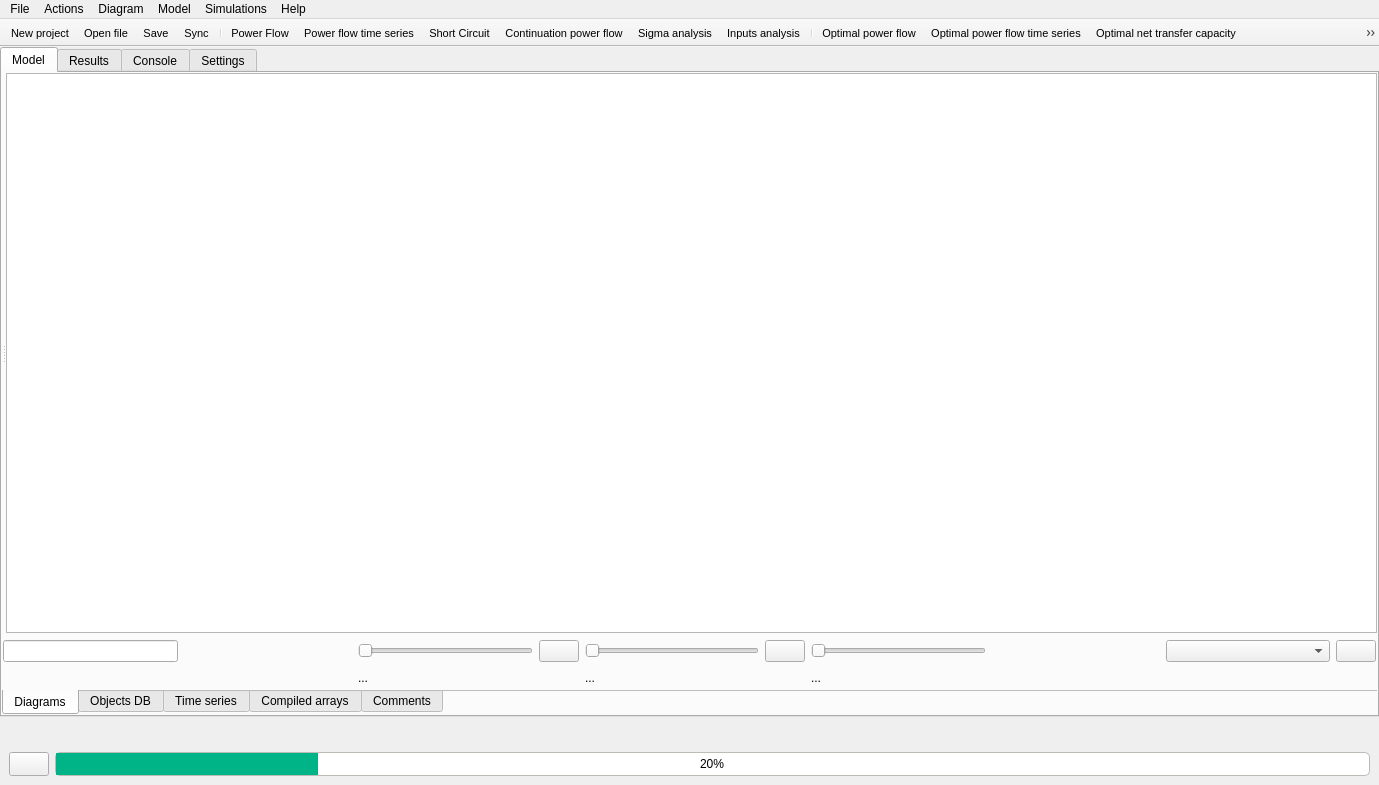
Old version of the form src/GridCal/Gui/Main/MainWindow.ui in the repository SanPen/GridCal.
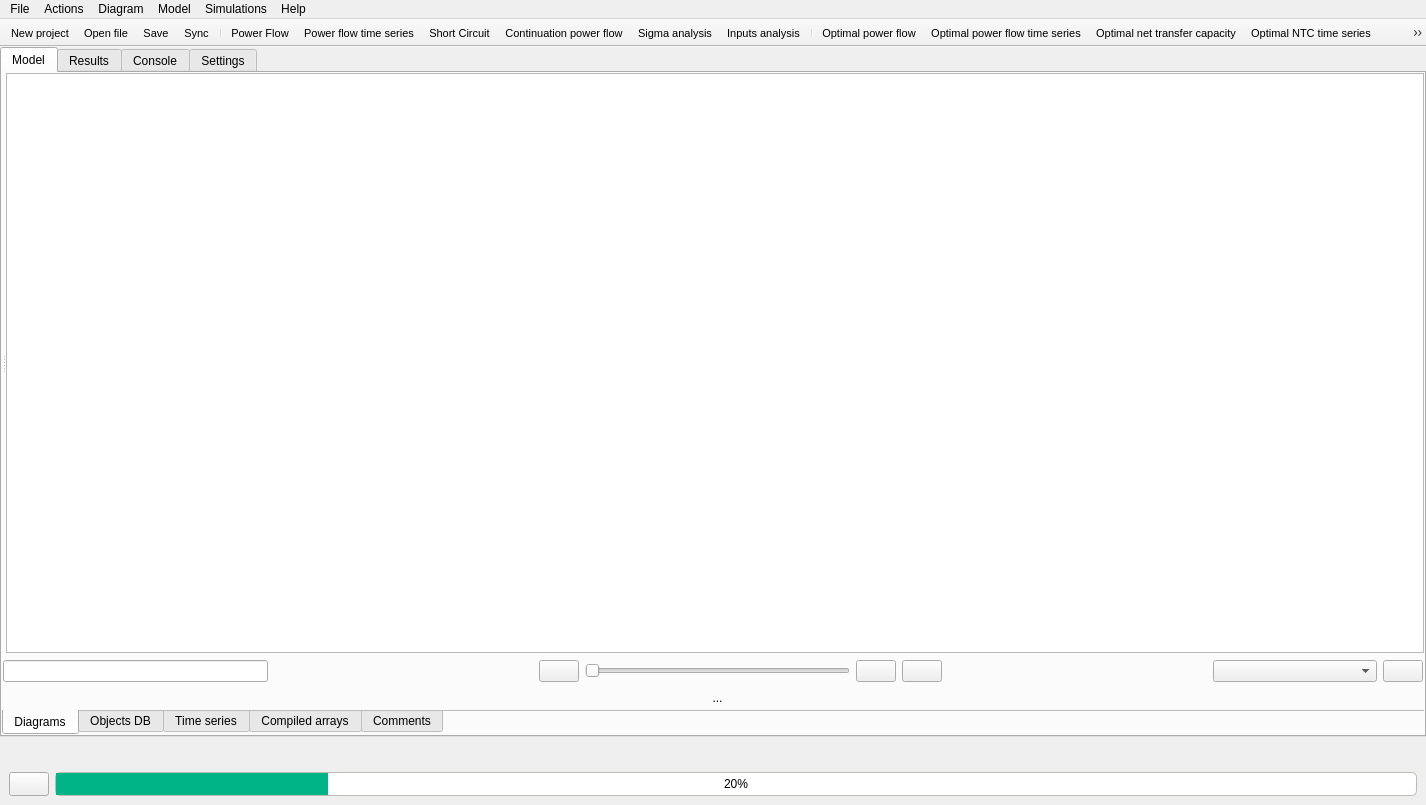
New version of the form. Icons and pictures are not drawn.

Commit message: improved the GUI representation by taking the start and end sliders to a separated dialogue

What changed in the file:
```diff
--- a/src/GridCal/Gui/Main/MainWindow.ui
+++ b/src/GridCal/Gui/Main/MainWindow.ui
@@ -6,8 +6,8 @@
    <rect>
     <x>0</x>
     <y>0</y>
-    <width>1379</width>
-    <height>785</height>
+    <width>1426</width>
+    <height>805</height>
    </rect>
   </property>
   <property name="baseSize">
@@ -243,25 +243,17 @@
                   <property name="bottomMargin">
                    <number>1</number>
                   </property>
-                  <item row="2" column="8">
-                   <widget class="QLabel" name="start_label">
-                    <property name="font">
-                     <font>
-                      <pointsize>9</pointsize>
-                     </font>
-                    </property>
-                    <property name="text">
-                     <string>...</string>
-                    </property>
-                   </widget>
-                  </item>
-                  <item row="1" column="12">
-                   <widget class="QSlider" name="profile_end_slider">
+                  <item row="1" column="8">
+                   <widget class="QPushButton" name="view_previous_simulation_step_pushButton">
                     <property name="toolTip">
                      <string>Simulation end</string>
                     </property>
-                    <property name="orientation">
-                     <enum>Qt::Horizontal</enum>
+                    <property name="text">
+                     <string/>
+                    </property>
+                    <property name="icon">
+                     <iconset resource="icons.qrc">
+                      <normaloff>:/Icons/icons/prev.svg</normaloff>:/Icons/icons/prev.svg</iconset>
                     </property>
                    </widget>
                   </item>
@@ -272,21 +264,48 @@
                     </property>
                    </widget>
                   </item>
-                  <item row="1" column="11">
-                   <widget class="QPushButton" name="view_next_simulation_step_pushButton">
-                    <property name="toolTip">
-                     <string>Next</string>
+                  <item row="2" column="9">
+                   <widget class="QLabel" name="schematic_step_label">
+                    <property name="font">
+                     <font>
+                      <pointsize>9</pointsize>
+                     </font>
                     </property>
                     <property name="text">
-                     <string/>
+                     <string>...</string>
                     </property>
-                    <property name="icon">
-                     <iconset resource="icons.qrc">
-                      <normaloff>:/Icons/icons/next.svg</normaloff>:/Icons/icons/next.svg</iconset>
+                    <property name="alignment">
+                     <set>Qt::AlignCenter</set>
                     </property>
                    </widget>
                   </item>
-                  <item row="1" column="15">
+                  <item row="1" column="12">
+                   <spacer name="horizontalSpacer_2">
+                    <property name="orientation">
+                     <enum>Qt::Horizontal</enum>
+                    </property>
+                    <property name="sizeType">
+                     <enum>QSizePolicy::MinimumExpanding</enum>
+                    </property>
+                    <property name="sizeHint" stdset="0">
+                     <size>
+                      <width>40</width>
+                      <height>20</height>
+                     </size>
+                    </property>
+                   </spacer>
+                  </item>
+                  <item row="1" column="9">
+                   <widget class="QSlider" name="simulation_results_step_slider">
+                    <property name="toolTip">
+                     <string>Simulation step</string>
+                    </property>
+                    <property name="orientation">
+                     <enum>Qt::Horizontal</enum>
+                    </property>
+                   </widget>
+                  </item>
+                  <item row="1" column="14">
                    <widget class="QPushButton" name="colour_results_pushButton">
                     <property name="toolTip">
                      <string>Color the grid with the selected study</string>
@@ -301,53 +320,20 @@
                    </widget>
                   </item>
                   <item row="1" column="10">
-                   <widget class="QSlider" name="simulation_results_step_slider">
+                   <widget class="QPushButton" name="view_next_simulation_step_pushButton">
                     <property name="toolTip">
                      <string>Simulation step</string>
                     </property>
-                    <property name="orientation">
-                     <enum>Qt::Horizontal</enum>
-                    </property>
-                   </widget>
-                  </item>
-                  <item row="2" column="10">
-                   <widget class="QLabel" name="schematic_step_label">
-                    <property name="font">
-                     <font>
-                      <pointsize>9</pointsize>
-                     </font>
-                    </property>
                     <property name="text">
-                     <string>...</string>
+                     <string/>
                     </property>
-                   </widget>
-                  </item>
-                  <item row="2" column="12">
-                   <widget class="QLabel" name="end_label">
-                    <property name="font">
-                     <font>
-                      <pointsize>9</pointsize>
-                     </font>
+                    <property name="icon">
+                     <iconset resource="icons.qrc">
+                      <normaloff>:/Icons/icons/next.svg</normaloff>:/Icons/icons/next.svg</iconset>
                     </property>
-                    <property name="text">
-                     <string>...</string>
-                    </property>
                    </widget>
                   </item>
-                  <item row="1" column="1">
-                   <spacer name="horizontalSpacer_19">
-                    <property name="orientation">
-                     <enum>Qt::Horizontal</enum>
-                    </property>
-                    <property name="sizeHint" stdset="0">
-                     <size>
-                      <width>40</width>
-                      <height>20</height>
-                     </size>
-                    </property>
-                   </spacer>
-                  </item>
-                  <item row="1" column="14">
+                  <item row="1" column="13">
                    <widget class="QComboBox" name="available_results_to_color_comboBox">
                     <property name="minimumSize">
                      <size>
@@ -360,34 +346,13 @@
                     </property>
                    </widget>
                   </item>
-                  <item row="1" column="9">
-                   <widget class="QPushButton" name="view_previous_simulation_step_pushButton">
-                    <property name="toolTip">
-                     <string>Previous</string>
-                    </property>
-                    <property name="text">
-                     <string/>
-                    </property>
-                    <property name="icon">
-                     <iconset resource="icons.qrc">
-                      <normaloff>:/Icons/icons/prev.svg</normaloff>:/Icons/icons/prev.svg</iconset>
-                    </property>
-                   </widget>
-                  </item>
-                  <item row="1" column="8">
-                   <widget class="QSlider" name="profile_start_slider">
-                    <property name="toolTip">
-                     <string>Simulation start</string>
-                    </property>
+                  <item row="1" column="1">
+                   <spacer name="horizontalSpacer_19">
                     <property name="orientation">
                      <enum>Qt::Horizontal</enum>
                     </property>
-                   </widget>
-                  </item>
-                  <item row="1" column="13">
-                   <spacer name="horizontalSpacer_2">
-                    <property name="orientation">
-                     <enum>Qt::Horizontal</enum>
+                    <property name="sizeType">
+                     <enum>QSizePolicy::MinimumExpanding</enum>
                     </property>
                     <property name="sizeHint" stdset="0">
                      <size>
@@ -397,6 +362,20 @@
                     </property>
                    </spacer>
                   </item>
+                  <item row="1" column="11">
+                   <widget class="QPushButton" name="editTimeIntervalButton">
+                    <property name="toolTip">
+                     <string>Edit the start and end points of the simulations</string>
+                    </property>
+                    <property name="text">
+                     <string/>
+                    </property>
+                    <property name="icon">
+                     <iconset resource="icons.qrc">
+                      <normaloff>:/Icons/icons/edit.svg</normaloff>:/Icons/icons/edit.svg</iconset>
+                    </property>
+                   </widget>
+                  </item>
                  </layout>
                 </widget>
                </item>
@@ -8205,8 +8184,8 @@
     <rect>
      <x>0</x>
      <y>0</y>
-     <width>1379</width>
-     <height>22</height>
+     <width>1426</width>
+     <height>24</height>
     </rect>
    </property>
    <widget class="QMenu" name="menuProject">
```
Left out of the diff: 4 changed lines with no effect on the pictures. The commit also changes 7 other files.
